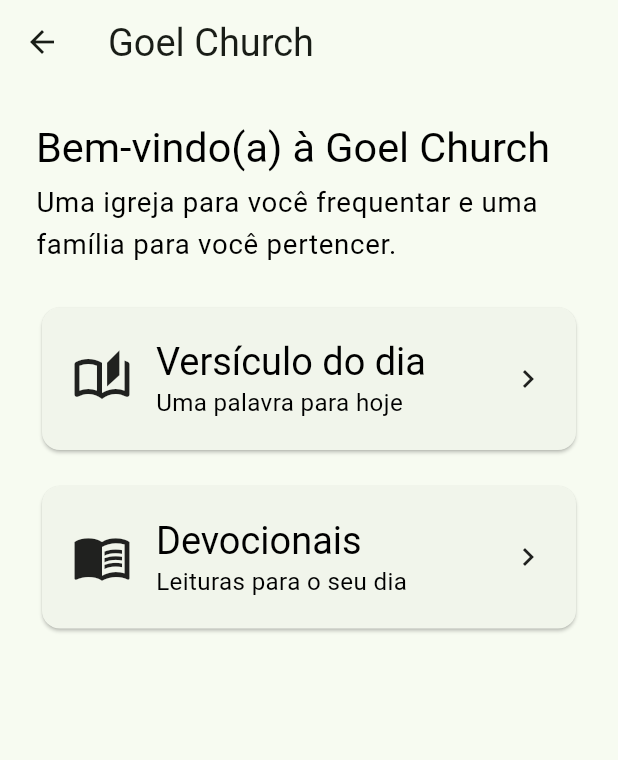
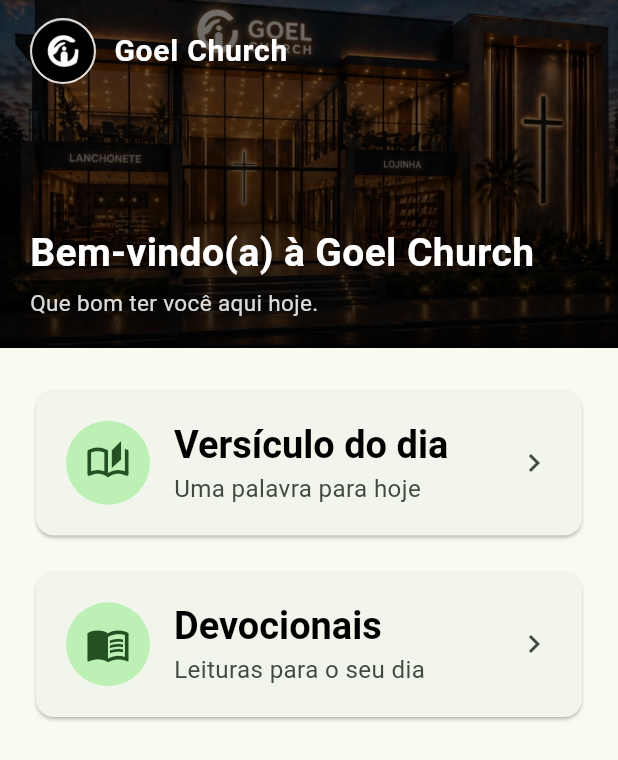
Before and after one commit to wendelcamargos-arch/GOEL-CHURCH, a Flutter app: the HomeScreen screen opened directly, on a phone screen of 412 x 824 dp. Shown: the top 760 px of the screen. Run offline on Flutter 3.47's test engine with Material 3 defaults, Android fonts, the phone set to English and light mode, and no system bars; our stand-ins replace supabase_flutter; accounts and stored records are empty.

Commit message:
feat(home): redesign Home como hub acolhedor (Sprint 4)
Camada de apresentação apenas — contrato preservado (memberName,
versiculoBuilder, devocionalBuilder, onLogout).

- Cabeçalho de marca (fachada + overlay em gradiente + logo + 'Goel
  Church') com saudação personalizada e ação Sair (tooltip).
- Dois cartões de jornada (Versículo do dia, Devocionais) com alvos
  amplos, ícone em círculo, Semantics de botão.
- Responsivo: duas colunas em >=600px (tablet), uma coluna no mobile.
- Continuidade visual com Splash/Login/Cadastro.

```diff
--- a/lib/features/home/presentation/home_screen.dart
+++ b/lib/features/home/presentation/home_screen.dart
@@ -1,11 +1,12 @@
 import 'package:flutter/material.dart';
 
-/// Home (Slice 05) — tela inicial após login/cadastro.
+/// Home (Slice 05) — hub acolhedor após login/cadastro.
 ///
-/// Navegação por JORNADAS reconhecíveis pelo público, com alvos amplos e
-/// linguagem simples (acessibilidade ao idoso é requisito arquitetural).
-/// Os conteúdos (Versículo, Devocional) entram nos Slices 06/07; aqui ficam os
-/// pontos de entrada.
+/// APENAS camada de apresentação/experiência — contrato preservado
+/// (memberName + builders de jornada + onLogout). Continuidade visual com as
+/// Sprints anteriores via cabeçalho de marca (fachada + logo); corpo claro para
+/// leitura confortável no uso diário. Acessibilidade (todas as idades): alvos
+/// amplos, tipografia grande, contraste e Semantics.
 class HomeScreen extends StatelessWidget {
   final String? memberName;
 
@@ -28,47 +29,57 @@ class HomeScreen extends StatelessWidget {
 
   @override
   Widget build(BuildContext context) {
-    final textTheme = Theme.of(context).textTheme;
+    final scheme = Theme.of(context).colorScheme;
     final greeting = (memberName == null || memberName!.trim().isEmpty)
         ? 'Bem-vindo(a) à Goel Church'
         : 'Olá, ${memberName!.split(' ').first}';
 
     return Scaffold(
-      appBar: AppBar(
-        title: const Text('Goel Church'),
-        actions: [
-          if (onLogout != null)
-            IconButton(
-              icon: const Icon(Icons.logout),
-              tooltip: 'Sair',
-              onPressed: () => _logout(context),
-            ),
-        ],
-      ),
-      body: SafeArea(
-        child: ListView(
-          padding: const EdgeInsets.all(24),
+      backgroundColor: scheme.surface,
+      body: SingleChildScrollView(
+        child: Column(
+          crossAxisAlignment: CrossAxisAlignment.stretch,
           children: [
-            Text(greeting, style: textTheme.headlineSmall),
-            const SizedBox(height: 4),
-            Text(
-              'Uma igreja para você frequentar e uma família para você '
-              'pertencer.',
-              style: textTheme.bodyLarge,
-            ),
-            const SizedBox(height: 24),
+            _Header(greeting: greeting, onLogout: onLogout, onLogoutTap: _logout),
+            Padding(
+              padding: const EdgeInsets.fromLTRB(20, 24, 20, 32),
+              child: LayoutBuilder(
+                builder: (context, c) {
+                  final cards = [
                     _HomeCard(
                       icon: Icons.auto_stories_outlined,
                       title: 'Versículo do dia',
                       subtitle: 'Uma palavra para hoje',
-              onTap: () => _go(context, 'Versículo do dia', versiculoBuilder),
+                      onTap: () =>
+                          _go(context, 'Versículo do dia', versiculoBuilder),
                     ),
-            const SizedBox(height: 16),
                     _HomeCard(
                       icon: Icons.menu_book_outlined,
                       title: 'Devocionais',
                       subtitle: 'Leituras para o seu dia',
                       onTap: () => _go(context, 'Devocionais', devocionalBuilder),
+                    ),
+                  ];
+                  // Tablet: duas colunas; mobile: uma coluna.
+                  if (c.maxWidth >= 600) {
+                    return Row(
+                      crossAxisAlignment: CrossAxisAlignment.start,
+                      children: [
+                        Expanded(child: cards[0]),
+                        const SizedBox(width: 16),
+                        Expanded(child: cards[1]),
+                      ],
+                    );
+                  }
+                  return Column(
+                    children: [
+                      cards[0],
+                      const SizedBox(height: 16),
+                      cards[1],
+                    ],
+                  );
+                },
+              ),
             ),
           ],
         ),
@@ -85,14 +96,120 @@ class HomeScreen extends StatelessWidget {
   }
 
   void _go(BuildContext context, String title, WidgetBuilder? builder) {
-    final WidgetBuilder destination;
-    if (builder != null) {
-      destination = builder;
-    } else {
-      destination = (_) => _ComingSoonScreen(title: title);
-    }
+    final WidgetBuilder destination =
+        builder ?? (_) => _ComingSoonScreen(title: title);
     Navigator.of(context).push(MaterialPageRoute(builder: destination));
   }
+}
+
+/// Cabeçalho de marca: fachada + overlay + logo + saudação (e ação Sair).
+class _Header extends StatelessWidget {
+  final String greeting;
+  final VoidCallback? onLogout;
+  final void Function(BuildContext) onLogoutTap;
+
+  const _Header({
+    required this.greeting,
+    required this.onLogout,
+    required this.onLogoutTap,
+  });
+
+  @override
+  Widget build(BuildContext context) {
+    final topInset = MediaQuery.of(context).padding.top;
+    return SizedBox(
+      height: 232 + topInset,
+      child: Stack(
+        fit: StackFit.expand,
+        children: [
+          Image.asset(
+            'assets/brand/church_facade.jpg',
+            fit: BoxFit.cover,
+            alignment: const Alignment(0, -0.1),
+            errorBuilder: (_, __, ___) =>
+                const ColoredBox(color: Color(0xFF14210F)),
+          ),
+          const DecoratedBox(
+            decoration: BoxDecoration(
+              gradient: LinearGradient(
+                begin: Alignment.topCenter,
+                end: Alignment.bottomCenter,
+                colors: [Color(0x88000000), Color(0xD9000000)],
+              ),
+            ),
+          ),
+          Padding(
+            padding: EdgeInsets.fromLTRB(20, topInset + 12, 12, 20),
+            child: Column(
+              crossAxisAlignment: CrossAxisAlignment.start,
+              children: [
+                Row(
+                  children: [
+                    _logoMark(),
+                    const SizedBox(width: 12),
+                    const Expanded(
+                      child: Text(
+                        'Goel Church',
+                        style: TextStyle(
+                          color: Colors.white,
+                          fontSize: 20,
+                          fontWeight: FontWeight.w700,
+                          letterSpacing: 0.5,
+                        ),
+                      ),
+                    ),
+                    if (onLogout != null)
+                      IconButton(
+                        icon: const Icon(Icons.logout, color: Colors.white),
+                        tooltip: 'Sair',
+                        onPressed: () => onLogoutTap(context),
+                      ),
+                  ],
+                ),
+                const Spacer(),
+                Text(
+                  greeting,
+                  style: const TextStyle(
+                    color: Colors.white,
+                    fontSize: 26,
+                    fontWeight: FontWeight.w700,
+                  ),
+                ),
+                const SizedBox(height: 4),
+                Text(
+                  'Que bom ter você aqui hoje.',
+                  style: TextStyle(
+                    color: Colors.white.withValues(alpha: 0.85),
+                    fontSize: 15,
+                  ),
+                ),
+              ],
+            ),
+          ),
+        ],
+      ),
+    );
+  }
+
+  Widget _logoMark() => Container(
+        width: 44,
+        height: 44,
+        decoration: BoxDecoration(
+          shape: BoxShape.circle,
+          border:
+              Border.all(color: Colors.white.withValues(alpha: 0.85), width: 1.5),
+        ),
+        child: ClipOval(
+          child: Image.asset(
+            'assets/brand/goel_logo.png',
+            fit: BoxFit.cover,
+            errorBuilder: (_, __, ___) => const ColoredBox(
+              color: Colors.black,
+              child: Icon(Icons.church_outlined, color: Colors.white, size: 24),
+            ),
+          ),
+        ),
+      );
 }
 
 class _HomeCard extends StatelessWidget {
@@ -111,26 +228,49 @@ class _HomeCard extends StatelessWidget {
   @override
   Widget build(BuildContext context) {
     final textTheme = Theme.of(context).textTheme;
-    return Card(
+    final scheme = Theme.of(context).colorScheme;
+    return Semantics(
+      button: true,
+      label: 'Abrir $title',
+      child: Card(
+        clipBehavior: Clip.antiAlias,
         child: InkWell(
           onTap: onTap,
           child: Padding(
             padding: const EdgeInsets.all(20),
             child: Row(
               children: [
-              Icon(icon, size: 40),
+                Container(
+                  width: 56,
+                  height: 56,
+                  decoration: BoxDecoration(
+                    color: scheme.primaryContainer,
+                    shape: BoxShape.circle,
+                  ),
+                  child: Icon(icon, size: 30, color: scheme.onPrimaryContainer),
+                ),
                 const SizedBox(width: 16),
                 Expanded(
                   child: Column(
                     crossAxisAlignment: CrossAxisAlignment.start,
                     children: [
-                    Text(title, style: textTheme.titleLarge),
-                    Text(subtitle, style: textTheme.bodyMedium),
+                      Text(
+                        title,
+                        style: textTheme.titleLarge
+                            ?.copyWith(fontWeight: FontWeight.w600),
+                      ),
+                      const SizedBox(height: 2),
+                      Text(
+                        subtitle,
+                        style: textTheme.bodyMedium
+                            ?.copyWith(color: scheme.onSurfaceVariant),
+                      ),
                     ],
                   ),
                 ),
-              const Icon(Icons.chevron_right),
+                Icon(Icons.chevron_right, color: scheme.onSurfaceVariant),
               ],
+            ),
           ),
         ),
       ),
```
Lines whose indentation alone changed are shown as unchanged.
